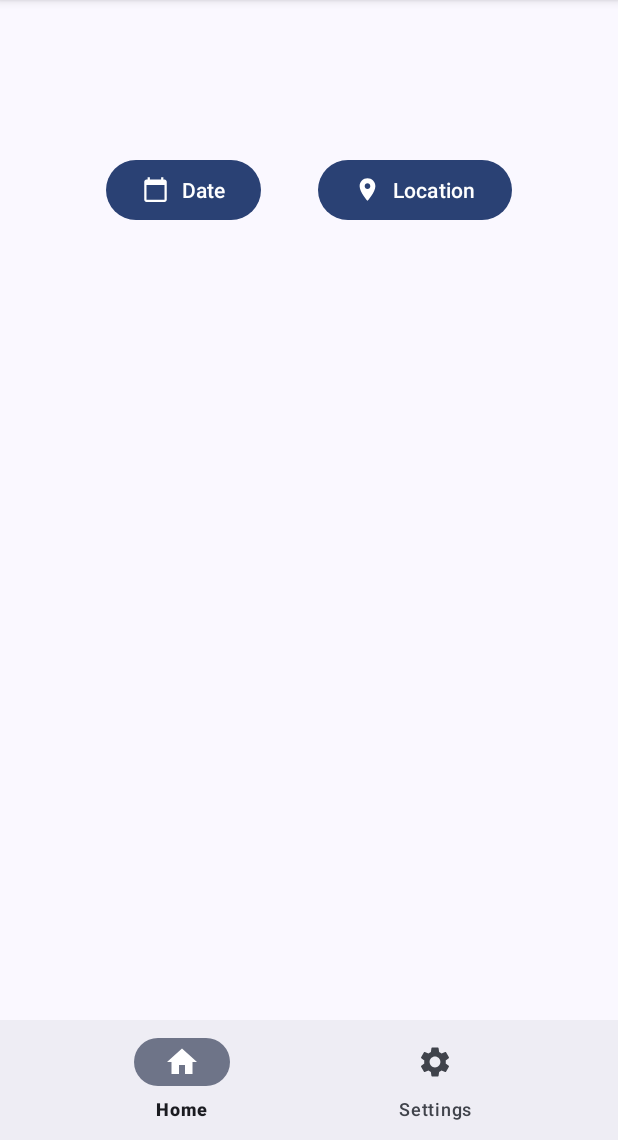
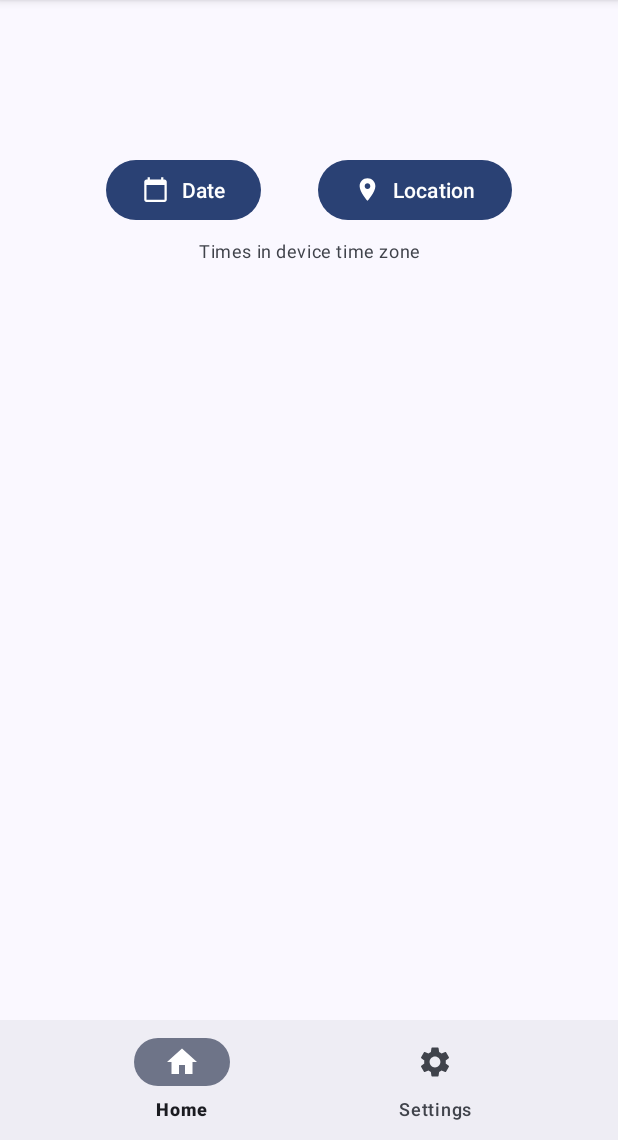
Before and after one commit to taaa1/waktu, an Android app: the screen it shows after launch (MainActivity), on a phone screen of 412 x 824 dp, the part 96-1236 px from its top. Run offline under Robolectric (Android 15) with nearby library versions, the phone set to English and light mode, and no system bars; libraries missing offline, so code that uses them is left out: com.batoulapps.adhan, com.beust.klaxon.

Commit message:
add info

```diff
--- a/app/src/main/res/layout/fragment_home.xml
+++ b/app/src/main/res/layout/fragment_home.xml
@@ -76,4 +76,11 @@
             app:layout_constraintTop_toTopOf="parent" />
 
     </androidx.constraintlayout.widget.ConstraintLayout>
+
+    <androidx.appcompat.widget.AppCompatTextView
+        style="@style/TextAppearance.Material3.BodySmall"
+        android:layout_width="match_parent"
+        android:layout_height="wrap_content"
+        android:text="@string/tz_info_text"
+        android:textAlignment="center" />
 </androidx.appcompat.widget.LinearLayoutCompat>
--- a/app/src/main/res/values/strings.xml
+++ b/app/src/main/res/values/strings.xml
@@ -26,5 +26,6 @@
     <string name="home">Home</string>
     <string name="calculation_method">Calculation Method</string>
     <string name="adjustment">Adjustment</string>
-    <string name="search">Search...</string>
+    <string name="search">Search…</string>
+    <string name="tz_info_text">Times in device time zone</string>
 </resources>
```
Also changed, not shown: 1 other file.
